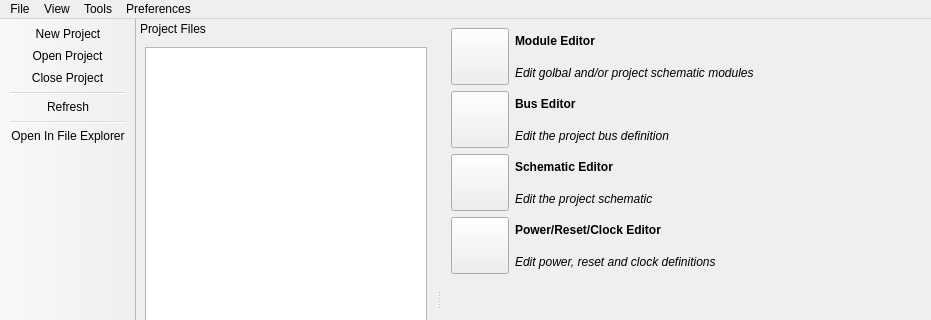
vowstar/qsoc, file ui/mainwindow.ui: the form before one commit; both pictures show x 0 to 931 and y 0 to 320 of the 931 by 600 pixel window.
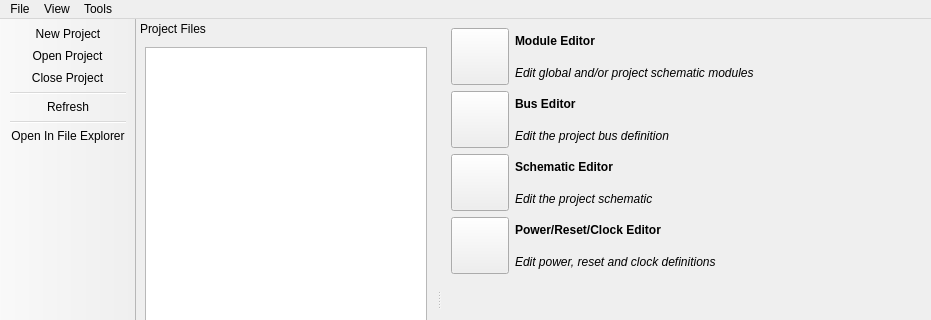
The form after the commit. Icons and pictures are not drawn.

Commit message:
fix(gui): drop the menu entries that do nothing
Cut, copy, paste and select all had no slots in either editor, and
paste held Ctrl+P so print never fired. Save As and Close now exist as
actions, and the permanently empty menus are gone.

```diff
--- a/ui/mainwindow.ui
+++ b/ui/mainwindow.ui
@@ -51,7 +51,7 @@
              </font>
             </property>
             <property name="text">
-             <string>Edit golbal and/or project schematic modules</string>
+             <string>Edit global and/or project schematic modules</string>
             </property>
            </widget>
           </item>
@@ -237,15 +237,9 @@
     <addaction name="actionSchematicEditor" />
     <addaction name="actionPRCEditor" />
    </widget>
-   <widget class="QMenu" name="menuPreferences">
-    <property name="title">
-     <string>Preferences</string>
-    </property>
-   </widget>
    <addaction name="menuFile" />
    <addaction name="menuView" />
    <addaction name="menuTools" />
-   <addaction name="menuPreferences" />
   </widget>
   <widget class="QStatusBar" name="statusbar" />
   <widget class="QDockWidget" name="dockWidgetProjectFile">
```
The commit also changes 2 other files.
